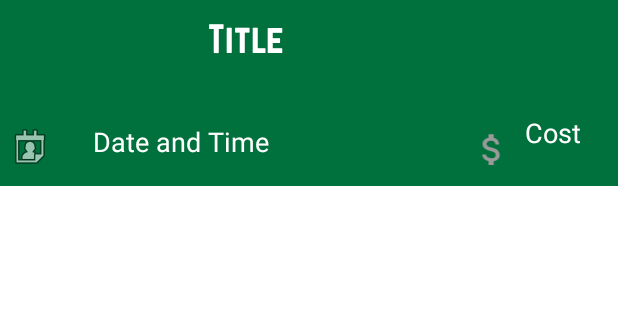
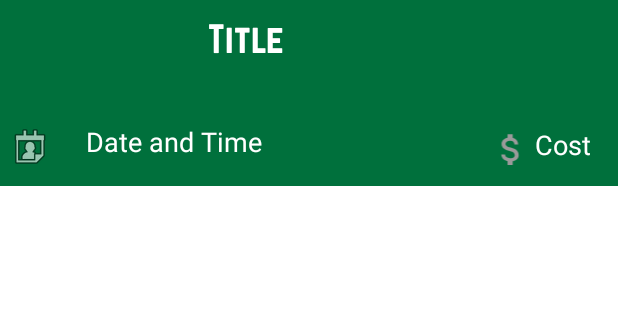
Before and after one commit to FridayAfternoon4155/CampusSpotlight, an Android app: the layout event_item.xml on its own in the app's theme, with its tools: preview values and no code run, on a phone screen of 412 x 824 dp, the part 69-389 px from its top. Run offline under Robolectric (Android 15) with nearby library versions, the light colour scheme and no system bars.

```diff
--- a/app/src/main/res/layout/event_item.xml
+++ b/app/src/main/res/layout/event_item.xml
@@ -9,8 +9,8 @@
 
     <TextView
         android:id="@+id/date_time"
-        android:layout_width="170dp"
-        android:layout_height="31dp"
+        android:layout_width="160dp"
+        android:layout_height="35dp"
         android:layout_marginTop="128dp"
         android:text="@string/dateTime"
         android:textAlignment="center"
@@ -61,9 +61,9 @@
 
     <TextView
         android:id="@+id/cost"
-        android:layout_width="54dp"
-        android:layout_height="31dp"
-        android:layout_marginTop="76dp"
+        android:layout_width="41dp"
+        android:layout_height="30dp"
+        android:layout_marginTop="84dp"
         android:layout_marginEnd="16dp"
         android:text="@string/cost"
         android:textAlignment="center"
```
Also changed, not shown: app/src/main/java/com/fridayafternoon/campusspotlight/MainActivity.java (+21 -6 lines).
